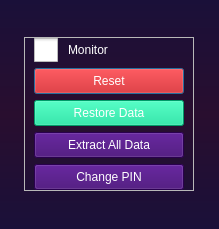
The window that Designer/ParentalSettingDark.ui (Soon156/AlignPosition) describes before a commit, drawn with Qt 5.
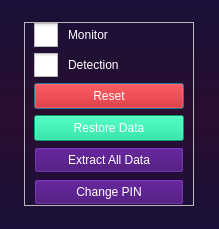
The same window after the commit. Icons and pictures are not drawn.

Commit message: add entry to switch activity detection manually

What changed in the file:
```diff
--- a/Designer/ParentalSettingDark.ui
+++ b/Designer/ParentalSettingDark.ui
@@ -77,6 +77,35 @@
         </property>
        </widget>
       </item>
+      <item>
+       <widget class="QCheckBox" name="method_box">
+        <property name="toolTip">
+         <string>&lt;html&gt;&lt;head/&gt;&lt;body&gt;&lt;p&gt;Switch to able/disable posture detection&lt;/p&gt;&lt;/body&gt;&lt;/html&gt;</string>
+        </property>
+        <property name="styleSheet">
+         <string notr="true">QCheckBox {
+    spacing: 10px;
+}
+
+QCheckBox::indicator {
+    width: 24px;
+    height: 24px;
+}
+
+QCheckBox::indicator:unchecked {
+    image: url(:/icon/icons8-toggle-off-48.png);
+}
+
+QCheckBox::indicator:checked {
+    image: url(:/icon/icons8-toggle-on-48.png);
+}
+</string>
+        </property>
+        <property name="text">
+         <string>Detection</string>
+        </property>
+       </widget>
+      </item>
       <item>
        <widget class="QPushButton" name="reset_parental_btn">
         <property name="minimumSize">
```
Left out of the diff: 3 changed lines with no effect on the pictures. The commit also changes 1 other file.
